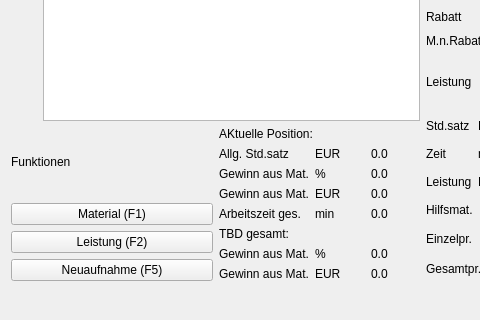
romanweissflog/FAKT, file form/general_page.ui: the form before one commit; both pictures show x 0 to 480 and y 266 to 586 of the 845 by 586 pixel window.
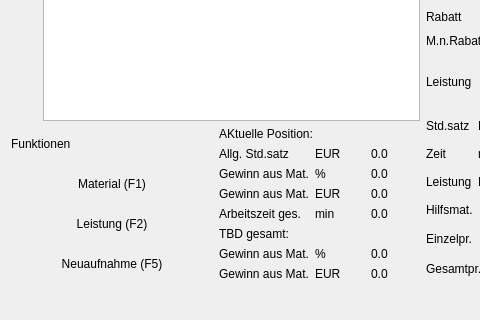
The form after the commit. Custom widgets are drawn as their Qt base class.

```diff
--- a/form/general_page.ui
+++ b/form/general_page.ui
@@ -104,24 +104,33 @@
             </widget>
            </item>
            <item>
-            <widget class="QPushButton" name="buttonMaterial">
+            <widget class="QLabel" name="label_2">
              <property name="text">
               <string>Material (F1)</string>
              </property>
+             <property name="alignment">
+              <set>Qt::AlignCenter</set>
+             </property>
             </widget>
            </item>
            <item>
-            <widget class="QPushButton" name="buttonService">
+            <widget class="QLabel" name="label_3">
              <property name="text">
               <string>Leistung (F2)</string>
              </property>
+             <property name="alignment">
+              <set>Qt::AlignCenter</set>
+             </property>
             </widget>
            </item>
            <item>
-            <widget class="QPushButton" name="buttonAddTo">
+            <widget class="QLabel" name="label_13">
              <property name="text">
               <string>Neuaufnahme (F5)</string>
              </property>
+             <property name="alignment">
+              <set>Qt::AlignCenter</set>
+             </property>
             </widget>
            </item>
           </layout>
@@ -565,6 +574,11 @@
   </layout>
  </widget>
  <customwidgets>
+  <customwidget>
+   <class>PageTextEdit</class>
+   <extends>QTextEdit</extends>
+   <header>functionality/utils.h</header>
+  </customwidget>
   <customwidget>
    <class>GeneralPage</class>
    <extends>QDialog</extends>
```
Left out of the diff: 57 changed lines with no effect on the pictures.
